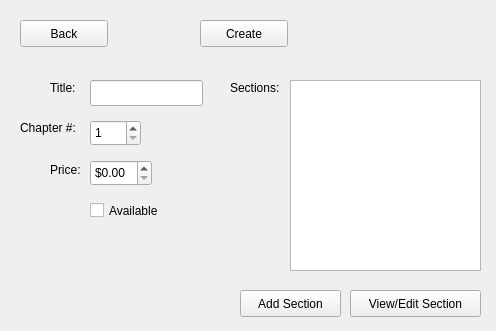
Old version of the form D4_TeamJava/cuTPS_gui/EditChapterFormWindow.ui in the repository AnkushVarshneya/CUTPS.
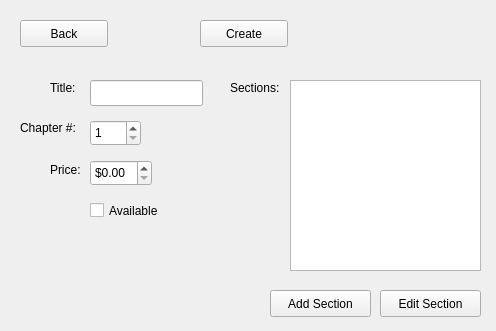
New version of the form.

Patch:
```diff
--- a/D4_TeamJava/cuTPS_gui/EditChapterFormWindow.ui
+++ b/D4_TeamJava/cuTPS_gui/EditChapterFormWindow.ui
@@ -104,20 +104,20 @@
   <widget class="QPushButton" name="viewEditSectionButton">
    <property name="geometry">
     <rect>
-     <x>350</x>
+     <x>380</x>
      <y>290</y>
-     <width>131</width>
+     <width>101</width>
      <height>27</height>
     </rect>
    </property>
    <property name="text">
-    <string>View/Edit Section</string>
+    <string>Edit Section</string>
    </property>
   </widget>
   <widget class="QPushButton" name="addSectionButton">
    <property name="geometry">
     <rect>
-     <x>240</x>
+     <x>270</x>
      <y>290</y>
      <width>101</width>
      <height>27</height>
```
Left out of the diff: 6 changed lines with no effect on the pictures.
